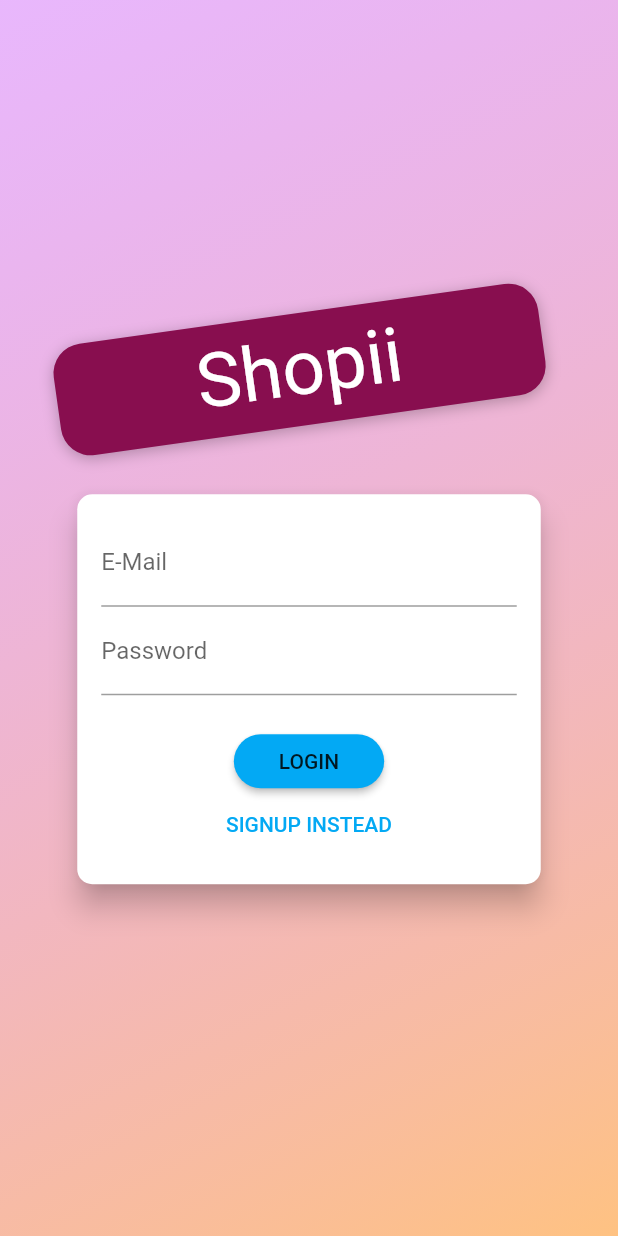
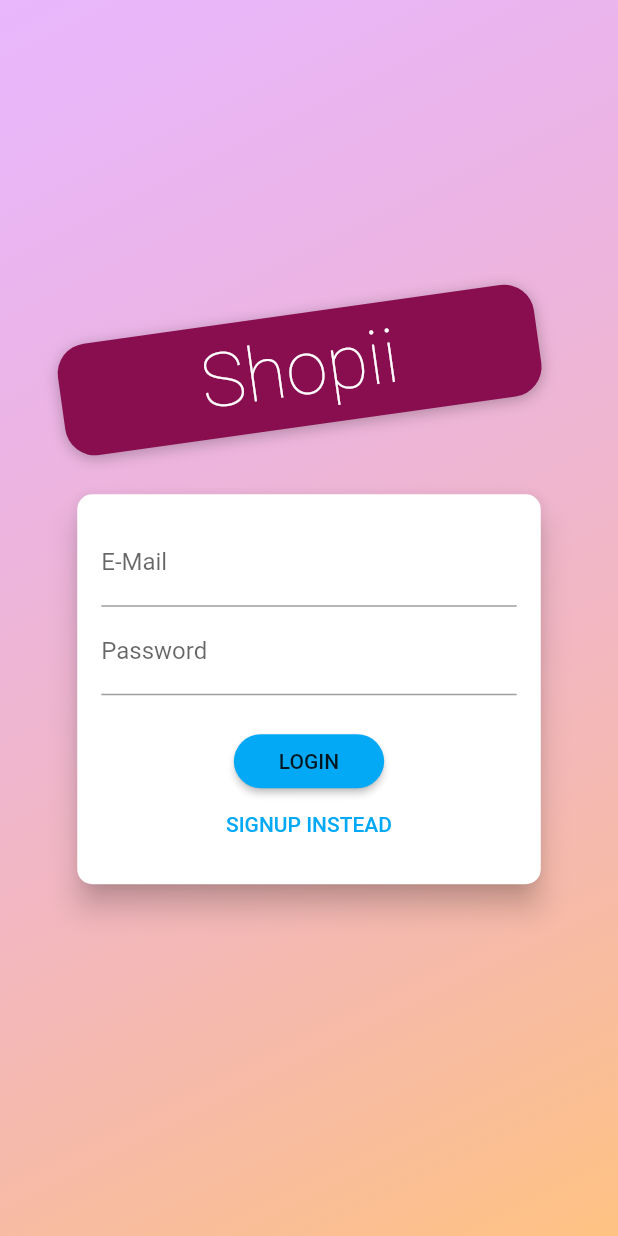
Before and after one commit to namanAgarwal2k/e_shopii, a Flutter app: the screen it shows after launch, on a phone screen of 412 x 824 dp. Run offline on Flutter 3.47's test engine with Material 2 defaults, Android fonts, the phone set to English and light mode, and no system bars; our stand-ins replace shared_preferences; Roboto replaces fonts that are missing (Anton).

Commit message:
Change the colour gradient .

```diff
--- a/lib/screens/auth_screen.dart
+++ b/lib/screens/auth_screen.dart
@@ -30,7 +30,7 @@ class AuthScreen extends StatelessWidget {
                 ],
                 begin: Alignment.topLeft,
                 end: Alignment.bottomRight,
-                stops: [0, 1],
+                stops: [0, 2],
               ),
             ),
           ),
@@ -53,7 +53,7 @@ class AuthScreen extends StatelessWidget {
                       decoration: BoxDecoration(
                         borderRadius: BorderRadius.circular(20),
                         color: Colors.pink.shade900,
-                        boxShadow: [
+                        boxShadow: const [
                           BoxShadow(
                             blurRadius: 8,
                             color: Colors.black26,
@@ -61,14 +61,14 @@ class AuthScreen extends StatelessWidget {
                           )
                         ],
                       ),
-                      child: Text(
+                      child: const Text(
                         'Shopii',
                         style: TextStyle(
                           color: Colors.white,
                           //  color: Theme.of(context).accentTextTheme.title.color,
                           fontSize: 50,
                           fontFamily: 'Anton',
-                          fontWeight: FontWeight.normal,
+                          fontWeight: FontWeight.w200,
                         ),
                       ),
                     ),
```
